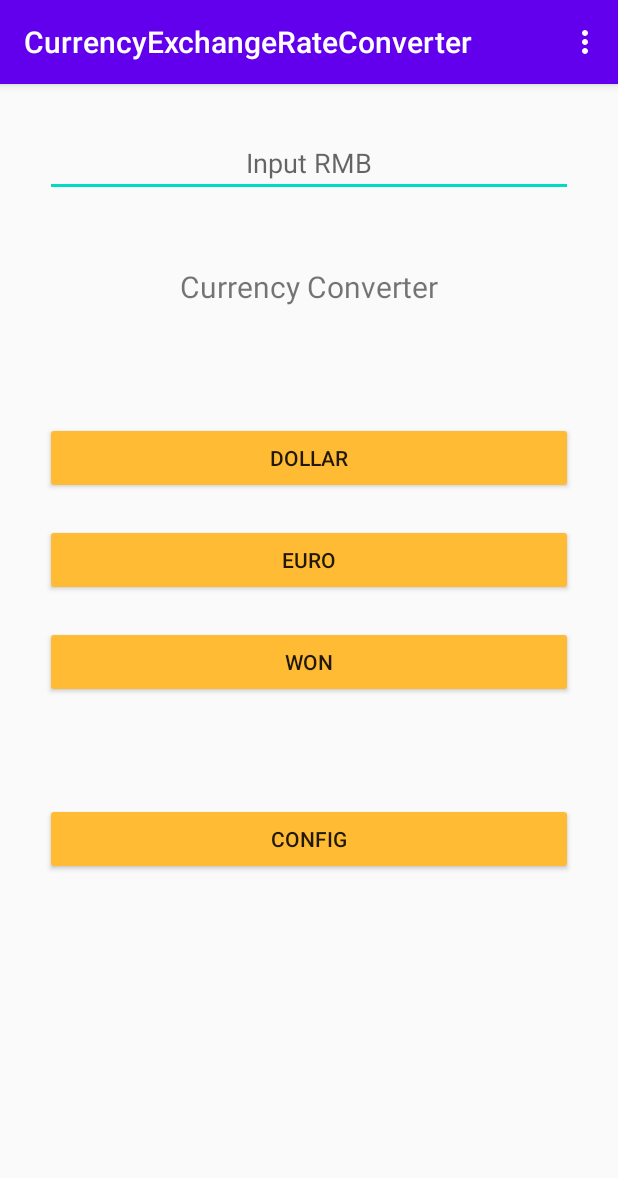
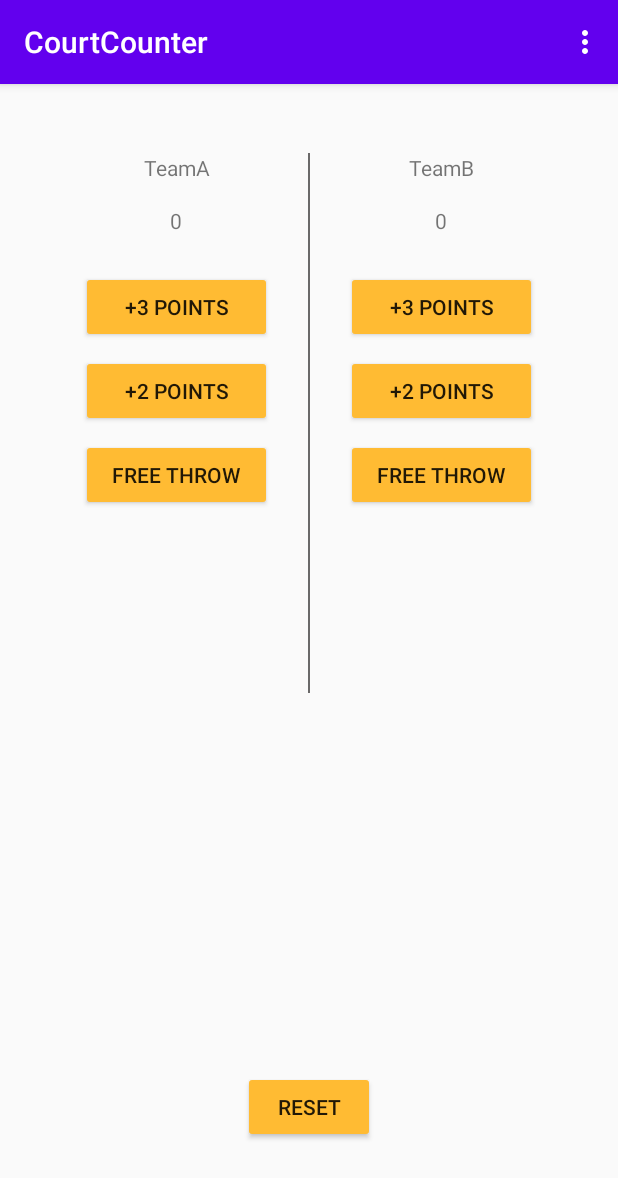
Before and after one commit to Lihuiyun-shuqi/FirstApp2020, an Android app: the screen it shows after launch (MainActivity), on a phone screen of 412 x 824 dp. Shown: the top 1178 px of the screen. Run offline under Robolectric (Android 15) with nearby library versions, the phone set to English and light mode, and no system bars.

Commit message:
改进的对两队进行的计分器（使用ConstraintLayout中包含一个LinearLayout（horizontal）和RESET按钮，该LinearLayout（horizontal）中又包含两个LinearLayout（vertical）的方式，使得布局更加合理）

```diff
--- a/app/src/main/res/layout/activity_main.xml
+++ b/app/src/main/res/layout/activity_main.xml
@@ -1,63 +1,145 @@
 <?xml version="1.0" encoding="utf-8"?>
-<LinearLayout xmlns:android="http://schemas.android.com/apk/res/android"
+<android.support.constraint.ConstraintLayout xmlns:android="http://schemas.android.com/apk/res/android"
     xmlns:app="http://schemas.android.com/apk/res-auto"
     xmlns:tools="http://schemas.android.com/tools"
+    android:id="@+id/linearLayout"
     android:layout_width="match_parent"
     android:layout_height="match_parent"
     android:orientation="vertical"
     android:padding="30dp"
-    tools:context=".MainActivity">
+    tools:context=".MainActivity" >
 
-    <EditText
-        android:id="@+id/editTextNumberDecimal"
+    <LinearLayout
+        android:layout_width="match_parent"
+        android:layout_height="match_parent"
+        android:layout_marginTop="16dp"
+        android:layout_marginBottom="45dp"
+        android:orientation="horizontal"
+        app:layout_constraintBottom_toBottomOf="parent"
+        app:layout_constraintEnd_toEndOf="parent"
+        app:layout_constraintStart_toStartOf="parent"
+        app:layout_constraintTop_toTopOf="parent">
+
+        <LinearLayout
+            android:layout_width="175dp"
+            android:layout_height="match_parent"
+            android:orientation="vertical">
+
+            <TextView
+                android:id="@+id/textView1"
                 android:layout_width="match_parent"
                 android:layout_height="wrap_content"
-        android:ems="10"
-        android:hint="Input RMB"
+                android:layout_marginBottom="16dp"
                 android:gravity="center"
-        android:layout_marginBottom="20dp"
-        android:inputType="numberDecimal" />
+                android:text="@string/textview1" />
 
             <TextView
-        android:id="@+id/textView6"
+                android:id="@+id/textView2"
                 android:layout_width="match_parent"
-        android:layout_height="80dp"
+                android:layout_height="wrap_content"
+                android:layout_marginBottom="24dp"
                 android:gravity="center"
-        android:textSize="20sp"
-        android:layout_marginBottom="50dp"
-        android:text="@string/textView6"/>
+                android:text="0" />
 
             <Button
-        android:id="@+id/buttona"
+                android:id="@+id/button1"
                 android:layout_width="match_parent"
                 android:layout_height="wrap_content"
-        android:layout_marginBottom="20dp"
-        android:text="@string/buttona"
-        android:onClick="btn_convert"/>
+                android:layout_marginLeft="24dp"
+                android:layout_marginRight="24dp"
+                android:layout_marginBottom="8dp"
+                android:onClick="btn"
+                android:text="@string/button1" />
 
             <Button
-        android:id="@+id/buttonb"
+                android:id="@+id/button2"
                 android:layout_width="match_parent"
                 android:layout_height="wrap_content"
-        android:layout_marginBottom="20dp"
-        android:text="@string/buttonb"
-        android:onClick="btn_convert"/>
+                android:layout_marginLeft="24dp"
+                android:layout_marginRight="24dp"
+                android:layout_marginBottom="8dp"
+                android:onClick="btn"
+                android:text="@string/button2" />
 
             <Button
-        android:id="@+id/buttonc"
+                android:id="@+id/button3"
                 android:layout_width="match_parent"
                 android:layout_height="wrap_content"
-        android:layout_marginBottom="50dp"
-        android:text="@string/buttonc"
-        android:onClick="btn_convert"/>
+                android:layout_marginLeft="24dp"
+                android:layout_marginRight="24dp"
+                android:onClick="btn"
+                android:text="@string/button3" />
+        </LinearLayout>
+
+        <View
+            android:id="@+id/view"
+            android:layout_width="1dp"
+            android:layout_height="360dp"
+            android:background="#6A6969"
+            android:gravity="center"
+            android:layout_gravity="center_horizontal"/>
+
+        <LinearLayout
+            android:layout_width="175dp"
+            android:layout_height="match_parent"
+            android:orientation="vertical">
+
+            <TextView
+                android:id="@+id/textView3"
+                android:layout_width="match_parent"
+                android:layout_height="wrap_content"
+                android:layout_marginBottom="16dp"
+                android:gravity="center"
+                android:text="@string/textview3" />
+
+            <TextView
+                android:id="@+id/textView4"
+                android:layout_width="match_parent"
+                android:layout_height="wrap_content"
+                android:layout_marginBottom="24dp"
+                android:gravity="center"
+                android:text="0" />
 
             <Button
-        android:id="@+id/btn_config"
+                android:id="@+id/button4"
                 android:layout_width="match_parent"
                 android:layout_height="wrap_content"
-        android:layout_marginTop="20dp"
-        android:onClick="open_new"
-        android:text="@string/btn_config" />
+                android:layout_marginLeft="24dp"
+                android:layout_marginRight="24dp"
+                android:layout_marginBottom="8dp"
+                android:onClick="btn"
+                android:text="@string/button4" />
 
+            <Button
+                android:id="@+id/button5"
+                android:layout_width="match_parent"
+                android:layout_height="wrap_content"
+                android:layout_marginLeft="24dp"
+                android:layout_marginRight="24dp"
+                android:layout_marginBottom="8dp"
+                android:onClick="btn"
+                android:text="@string/button5" />
+
+            <Button
+                android:id="@+id/button6"
+                android:layout_width="match_parent"
+                android:layout_height="wrap_content"
+                android:layout_marginLeft="24dp"
+                android:layout_marginRight="24dp"
+                android:onClick="btn"
+                android:text="@string/button6" />
+        </LinearLayout>
 
     </LinearLayout>
+
+    <Button
+        android:id="@+id/button7"
+        android:layout_width="wrap_content"
+        android:layout_height="wrap_content"
+        android:layout_marginBottom="32dp"
+        android:onClick="btn"
+        android:text="@string/button7"
+        app:layout_constraintBottom_toBottomOf="parent"
+        app:layout_constraintEnd_toEndOf="parent"
+        app:layout_constraintStart_toStartOf="parent" />
+</android.support.constraint.ConstraintLayout>
--- a/app/src/main/res/values/strings.xml
+++ b/app/src/main/res/values/strings.xml
@@ -1,10 +1,13 @@
 <resources>
-    <string name="app_name">CurrencyExchangeRateConverter</string>
-    <string name="textView6">Currency Converter</string>
-    <string name="buttona">DOLLAR</string>
-    <string name="buttonb">EURO</string>
-    <string name="buttonc">WON</string>
-    <string name="btn_config">CONFIG</string>
-    <string name="btn_save_config">SAVE</string>
+    <string name="app_name">CourtCounter</string>
     <string name="menu1">Setting</string>
+    <string name="textview1">TeamA</string>
+    <string name="textview3">TeamB</string>
+    <string name="button1">+3 POINTS</string>
+    <string name="button2">+2 POINTS</string>
+    <string name="button3">FREE THROW</string>
+    <string name="button6">FREE THROW</string>
+    <string name="button4">+3 POINTS</string>
+    <string name="button5">+2 POINTS</string>
+    <string name="button7">RESET</string>
 </resources>
```
Also changed, not shown: app/src/main/AndroidManifest.xml (+0 -7 lines), app/src/main/java/com/swufe/firstapp/MainActivity.java (+37 -76 lines), app/src/main/java/com/swufe/firstapp/MainActivity2.java (deleted, +0 -79 lines), app/src/main/res/layout/activity_main2.xml (deleted, +0 -40 lines). Lines whose indentation alone changed are shown as unchanged.
